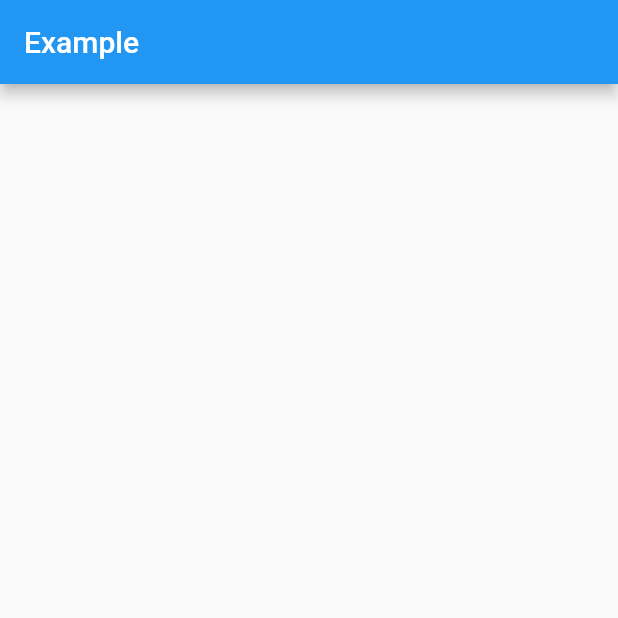
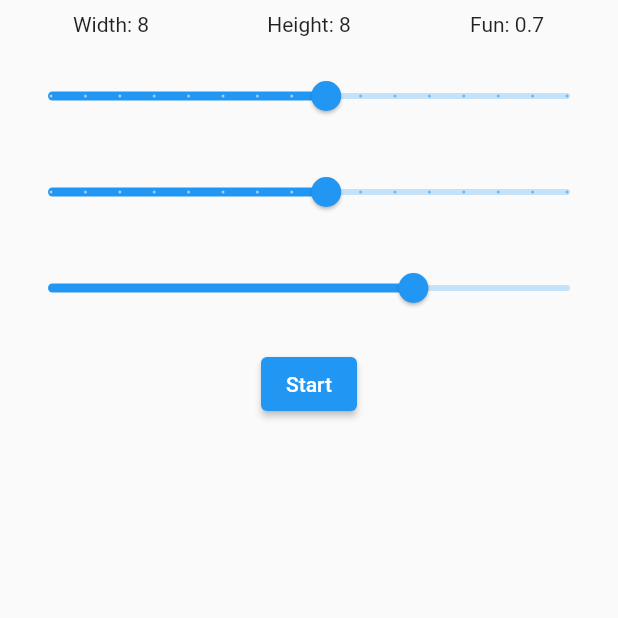
Before and after one commit to GabrielDeml/minesweeper, a Flutter app: the screen it shows after launch, on a phone screen of 412 x 824 dp, the top half of it. Run offline on Flutter 3.47's test engine with Material 2 defaults, Android fonts, the phone set to English and light mode, and no system bars.

Commit message:
it works

```diff
--- a/lib/CubeGrid.dart
+++ b/lib/CubeGrid.dart
@@ -16,9 +16,13 @@ class CubeGrid extends StatelessWidget {
   @override
   Widget build(BuildContext context) {
     return Column(
+      mainAxisAlignment: MainAxisAlignment.center,
+      crossAxisAlignment: CrossAxisAlignment.center,
       children: [
         for (var i = 0; i < cells.length; i++)
           Row(
+            mainAxisAlignment: MainAxisAlignment.center,
+            crossAxisAlignment: CrossAxisAlignment.center,
             children: [
               for (var j = 0; j < cells[0].length; j++)
                 CellWidget(
--- a/lib/cell.dart
+++ b/lib/cell.dart
@@ -1,20 +1,23 @@
 import 'package:flutter/foundation.dart' show immutable;
 
-/// A read-only description of a Cell.
-@immutable
+
 class Cell {
-  const Cell({
+  Cell({
     required this.type,
-    required this.id,
+    required this.x,
+    required this.y,
     this.visible = false,
+    this.selected = false,
   });
 
-  final String type;
-  final String id;
-  final bool visible;
+  String type;
+  final int x;
+  final int y;
+  bool visible;
+  bool selected;
 
   @override
   String toString() {
-    return 'Cell(type: $type, id: $id, visible: $visible)';
+    return 'Cell(type: $type, x: $x, y: $y, visible: $visible, selected: $selected)';
   }
 }
--- a/lib/main.dart
+++ b/lib/main.dart
@@ -1,43 +1,168 @@
+// ignore_for_file: public_member_api_docs, lines_longer_than_80_chars
+import 'package:flutter/foundation.dart';
 import 'package:flutter/material.dart';
-import 'package:hooks_riverpod/hooks_riverpod.dart';
-import 'package:minesweeper/CubeGrid.dart';
-import 'providers.dart';
+import 'package:provider/provider.dart';
 
 import 'BoardState.dart';
-import 'cell.dart';
+import 'CubeGrid.dart';
 
-// We create a "provider", which will store a value (here "Hello world").
-// By using a provider, this allows us to mock/override the value exposed.
-
+/// This is a reimplementation of the default Flutter application using provider + [ChangeNotifier].
 
 void main() {
   runApp(
-    // For widgets to be able to read providers, we need to wrap the entire
-    // application in a "ProviderScope" widget.
-    // This is where the state of our providers will be stored.
-    const ProviderScope(
-      child: MyApp(),
+    /// Providers are above [MyApp] instead of inside it, so that tests
+    /// can use [MyApp] while mocking the providers
+    MultiProvider(
+      providers: [
+        ChangeNotifierProvider(create: (_) => GridProvider()),
+      ],
+      child: const MyApp(),
     ),
   );
 }
 
-// Note: MyApp is a HookConsumerWidget, from hooks_riverpod.
-class MyApp extends ConsumerWidget {
-  const MyApp({super.key});
+class MyApp extends StatelessWidget {
+  const MyApp({Key? key}) : super(key: key);
 
   @override
-  Widget build(BuildContext context, WidgetRef ref) {
-    final grid = ref.watch(gridProvider);
+  Widget build(BuildContext context) {
+    return const MaterialApp(
+      home: MyHomePage(),
+    );
+  }
+}
 
-    return MaterialApp(
-      home: Scaffold(
-        appBar: AppBar(title: const Text('Example')),
-        body: Center(
-          child: CubeGrid(
-            cells: grid,
-          ),
-        ),
+class MyHomePage extends StatelessWidget {
+  const MyHomePage({Key? key}) : super(key: key);
+
+  @override
+  Widget build(BuildContext context) {
+    return Scaffold(
+      // Listen to the provider to rebuild the widget when the grid changes
+      body: Consumer<GridProvider>(
+        builder: (context, gridProvider, child) {
+          return (gridProvider.boardState.isEmpty)
+          ? const StartScreen()
+          : Column(
+              mainAxisAlignment: MainAxisAlignment.center,
+              crossAxisAlignment: CrossAxisAlignment.center,
+              children:[
+            CubeGrid(cells: gridProvider.boardState),
+            const SizedBox(height: 20),
+            (gridProvider.gameOver) ? ElevatedButton(
+              onPressed: () {
+                gridProvider.reset();
+              },
+              child: const Text('Reset'),
+            ) : const SizedBox(height: 0),
+            const SizedBox(height: 20),
+            Text('Score: ${gridProvider.getScore()}'),
+          ]);
+        },
       ),
     );
   }
 }
+
+class StartScreen extends StatefulWidget {
+  const StartScreen({super.key});
+
+  @override
+  _StartScreenState createState() => _StartScreenState();
+}
+
+class _StartScreenState extends State<StartScreen> {
+  double _widthValue = 8;
+  double _heightValue = 8;
+  double _funValue = 0.7;
+
+  @override
+  Widget build(BuildContext context) {
+    return Column(
+      children: [
+        Padding(
+          padding: const EdgeInsets.all(8.0),
+          child: Row(
+            children: [
+              Expanded(
+                child: Text(
+                  'Width: ${_widthValue.round()}',
+                  textAlign: TextAlign.center,
+                ),
+              ),
+              Expanded(
+                child: Text(
+                  'Height: ${_heightValue.round()}',
+                  textAlign: TextAlign.center,
+                ),
+              ),
+              Expanded(
+                child: Text(
+                  'Fun: ${_funValue.toStringAsFixed(1)}',
+                  textAlign: TextAlign.center,
+                ),
+              ),
+            ],
+          ),
+        ),
+        Padding(
+          padding: const EdgeInsets.all(8.0),
+          child: Slider(
+            value: _widthValue,
+            min: 0,
+            max: 15,
+            onChanged: (value) {
+              setState(() {
+                _widthValue = value;
+              });
+            },
+            divisions: 15,
+            label: 'Width: ${_widthValue.round()}',
+          ),
+        ),
+        Padding(
+          padding: const EdgeInsets.all(8.0),
+          child: Slider(
+            value: _heightValue,
+            min: 0,
+            max: 15,
+            onChanged: (value) {
+              setState(() {
+                _heightValue = value;
+              });
+            },
+            divisions: 15,
+            label: 'Height: ${_heightValue.round()}',
+          ),
+        ),
+        Padding(
+          padding: const EdgeInsets.all(8.0),
+          child: Slider(
+            value: _funValue,
+            min: 0,
+            max: 1,
+            onChanged: (value) {
+              setState(() {
+                _funValue = value;
+              });
+            },
+            label: 'Fun: ${_funValue.toStringAsFixed(1)}',
+          ),
+        ),
+        Padding(
+          padding: const EdgeInsets.all(8.0),
+          child: ElevatedButton(
+            onPressed: () {
+              context.read<GridProvider>().buildGrid(
+                    _widthValue.round(),
+                    _heightValue.round(),
+                    _funValue,
+                  );
+            },
+            child: const Text('Start'),
+          ),
+        ),
+      ],
+    );
+  }
+}
--- a/lib/providers.dart
+++ /dev/null
@@ -1,8 +0,0 @@
-import 'BoardState.dart';
-import 'package:hooks_riverpod/hooks_riverpod.dart';
-
-import 'cell.dart';
-
-final gridProvider = StateNotifierProvider<GridProvider, List<List<Cell>>>((ref) {
-  return GridProvider();
-});
--- a/pubspec.yaml
+++ b/pubspec.yaml
@@ -36,6 +36,7 @@ dependencies:
   # Use with the CupertinoIcons class for iOS style icons.
   cupertino_icons: ^1.0.2
   uuid: ^3.0.7
+  provider: ^6.0.5
 
 dev_dependencies:
   flutter_test:
@@ -47,9 +48,6 @@ dev_dependencies:
   # package. See that file for information about deactivating specific lint
   # rules and activating additional ones.
   flutter_lints: ^2.0.0
-  flutter_hooks: ^0.18.0
-  hooks_riverpod: ^2.3.0
-  riverpod: ^2.3.0
 
 # For information on the generic Dart part of this file, see the
 # following page: https://dart.dev/tools/pub/pubspec
```
Also changed, not shown: lib/BoardState.dart (+77 -44 lines), lib/cell_widget.dart (+5 -6 lines), pubspec.lock, 1 other file.
